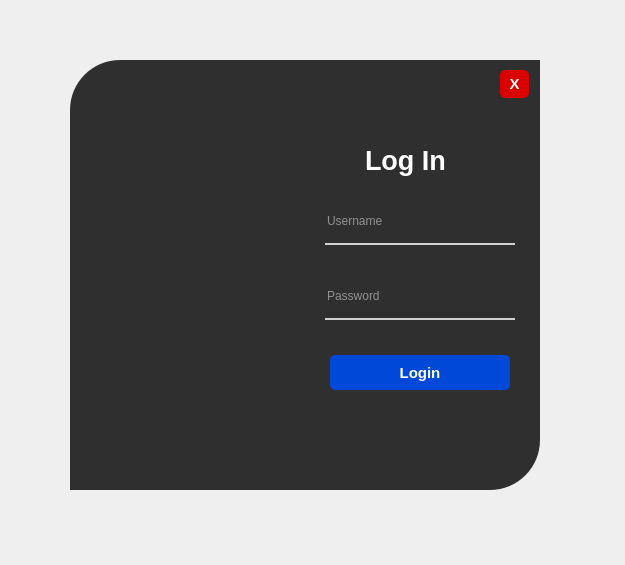
This is LoginForm.ui in JRArocha/iSecure as Qt 5 draws it before an edit. The edited form follows.
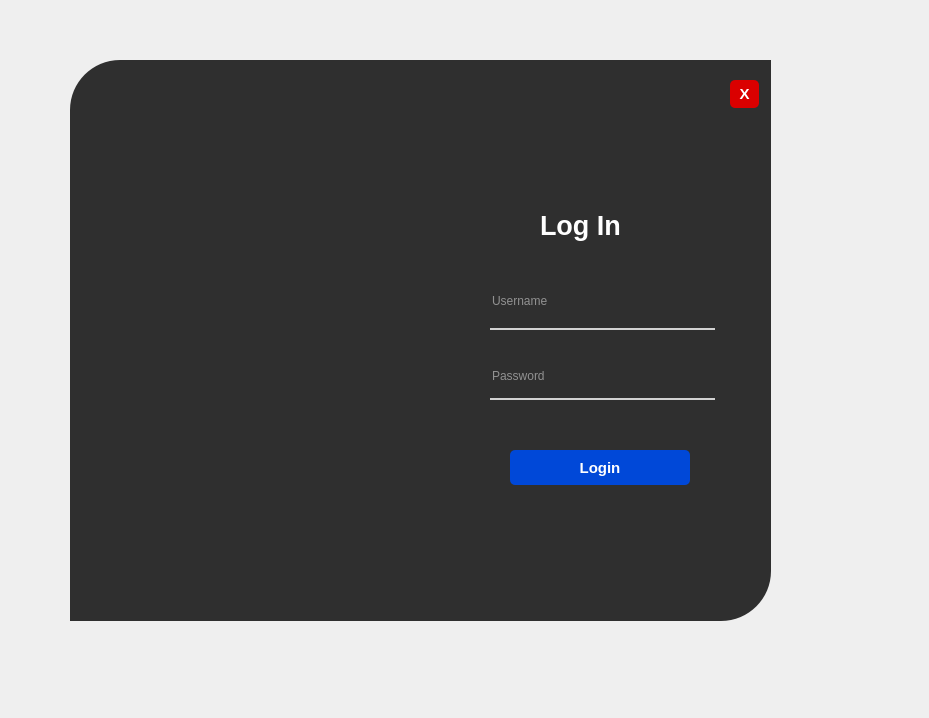
This is the edited form. Icons and pictures are not drawn.

The edit to the form file:
```diff
--- a/LoginForm.ui
+++ b/LoginForm.ui
@@ -6,8 +6,8 @@
    <rect>
     <x>0</x>
     <y>0</y>
-    <width>625</width>
-    <height>565</height>
+    <width>929</width>
+    <height>718</height>
    </rect>
   </property>
   <property name="windowTitle">
@@ -18,8 +18,8 @@
     <rect>
      <x>30</x>
      <y>30</y>
-     <width>550</width>
-     <height>500</height>
+     <width>791</width>
+     <height>621</height>
     </rect>
    </property>
    <widget class="QLabel" name="label">
@@ -27,8 +27,8 @@
      <rect>
       <x>40</x>
       <y>30</y>
-      <width>280</width>
-      <height>430</height>
+      <width>361</width>
+      <height>561</height>
      </rect>
     </property>
     <property name="styleSheet">
@@ -42,10 +42,10 @@
    <widget class="QLabel" name="label_2">
     <property name="geometry">
      <rect>
-      <x>270</x>
+      <x>400</x>
       <y>30</y>
-      <width>240</width>
-      <height>430</height>
+      <width>341</width>
+      <height>561</height>
      </rect>
     </property>
     <property name="styleSheet">
@@ -59,10 +59,10 @@
    <widget class="QLabel" name="label_3">
     <property name="geometry">
      <rect>
-      <x>40</x>
-      <y>120</y>
-      <width>261</width>
-      <height>251</height>
+      <x>50</x>
+      <y>150</y>
+      <width>371</width>
+      <height>351</height>
      </rect>
     </property>
     <property name="styleSheet">
@@ -76,10 +76,10 @@
    <widget class="QLabel" name="label_4">
     <property name="geometry">
      <rect>
-      <x>335</x>
-      <y>110</y>
-      <width>111</width>
-      <height>40</height>
+      <x>510</x>
+      <y>170</y>
+      <width>141</width>
+      <height>51</height>
      </rect>
     </property>
     <property name="font">
@@ -99,10 +99,10 @@
    <widget class="QLineEdit" name="lineEdit">
     <property name="geometry">
      <rect>
-      <x>295</x>
-      <y>175</y>
-      <width>190</width>
-      <height>40</height>
+      <x>460</x>
+      <y>250</y>
+      <width>225</width>
+      <height>50</height>
      </rect>
     </property>
     <property name="styleSheet">
@@ -120,9 +120,9 @@
    <widget class="QLineEdit" name="lineEdit_2">
     <property name="geometry">
      <rect>
-      <x>295</x>
-      <y>250</y>
-      <width>190</width>
+      <x>460</x>
+      <y>330</y>
+      <width>225</width>
       <height>40</height>
      </rect>
     </property>
@@ -141,8 +141,8 @@
    <widget class="QPushButton" name="pushButton">
     <property name="geometry">
      <rect>
-      <x>300</x>
-      <y>325</y>
+      <x>480</x>
+      <y>420</y>
       <width>180</width>
       <height>35</height>
      </rect>
@@ -178,8 +178,8 @@
    <widget class="QPushButton" name="pushButton_2">
     <property name="geometry">
      <rect>
-      <x>470</x>
-      <y>40</y>
+      <x>700</x>
+      <y>50</y>
       <width>29</width>
       <height>28</height>
      </rect>
```
Left out of the diff: 10 changed lines with no effect on the pictures.
